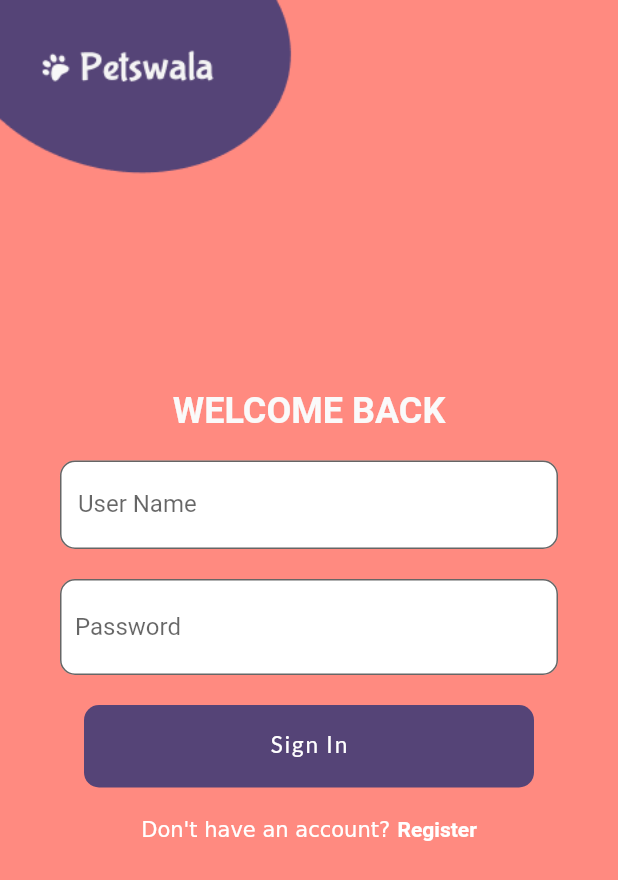
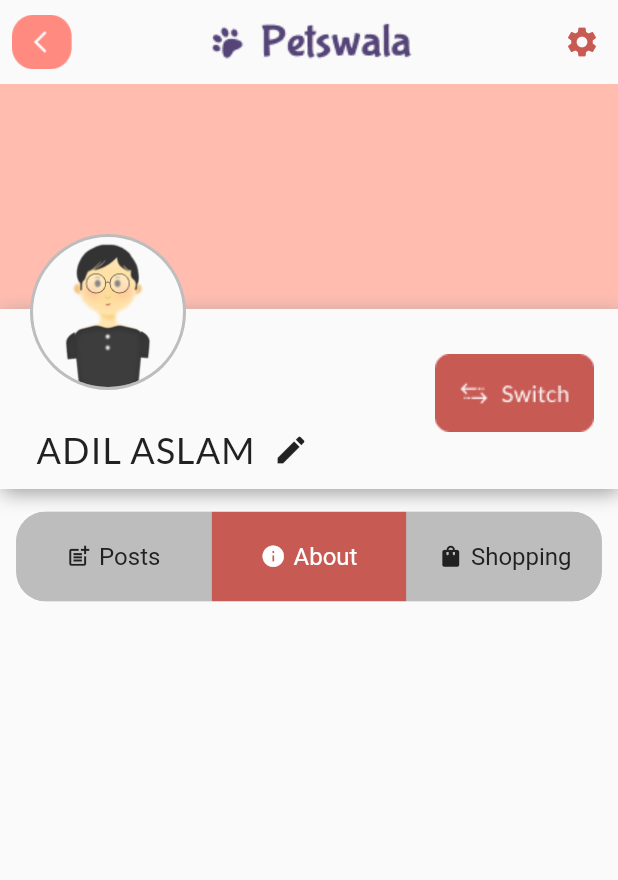
Before and after one commit to mohidyousaf/Petswala, a Flutter app: the screen it shows after launch, on a phone screen of 412 x 824 dp. Shown: the top 880 px of the screen. Run offline on Flutter 3.47's test engine with Material 2 defaults, Android fonts, the phone set to English and light mode, and no system bars; drawn by our look-alikes of toggle_switch; our stand-ins replace animated_splash_screen, bloc, dio, equatable, flutter_bloc, google_fonts and 2 more; missing offline and left inert: mongo_dart, sevr.

Commit message:
Profile UI developed

```diff
--- a/Petswala/lib/Authentication/addPet.dart
+++ b/Petswala/lib/Authentication/addPet.dart
@@ -2,6 +2,7 @@ import 'package:flutter/material.dart';
 import 'package:petswala/Authentication/addPet2.dart';
 import 'package:petswala/Widgets/button.dart';
 import 'package:petswala/homescreen_Casual.dart';
+import 'package:petswala/themes/colors.dart';
 
 class AddPet extends StatefulWidget {
   @override
@@ -77,7 +78,7 @@ Widget topbar(function) {
   return AppBar(
     leading:
         IconButton(icon: Image.asset('assets/back.png'), onPressed: function),
-    backgroundColor: Colors.white,
+    backgroundColor: AppColor.primary_light,
     title: Image.asset('assets/logo2.png', fit: BoxFit.cover),
     centerTitle: true,
     elevation: 0,
--- /dev/null
+++ b/Petswala/lib/CasualUser/screens/userProfile.dart
@@ -0,0 +1,138 @@
+import 'package:flutter/material.dart';
+import 'package:petswala/Authentication/addPet.dart';
+import 'package:petswala/themes/colors.dart';
+import 'package:petswala/themes/fonts.dart';
+import 'package:toggle_switch/toggle_switch.dart';
+
+class UserProfile extends StatefulWidget {
+  @override
+  _UserProfileState createState() => _UserProfileState();
+}
+
+class _UserProfileState extends State<UserProfile> {
+  double containerHeight = 150;
+  double avatarHeight = 100;
+
+  @override
+  Widget build(BuildContext context) {
+    double top = containerHeight - avatarHeight / 2;
+    return Scaffold(
+      appBar: _topbar(null),
+      body: Column(
+        children: [
+          _profile(top),
+          SizedBox(height: 135),
+          Container(
+            // width: MediaQuery.of(context).size.width,
+            child: ToggleSwitch(
+              minWidth: MediaQuery.of(context).size.width,
+              minHeight: 60.0,
+              fontSize: 16.0,
+              initialLabelIndex: 1,
+              activeBgColor: [AppColor.primary_dark],
+              activeFgColor: Colors.white,
+              inactiveBgColor: AppColor.gray_light,
+              inactiveFgColor: Colors.grey[900],
+              totalSwitches: 3,
+              cornerRadius: 20,
+              labels: ['Posts', 'About', 'Shopping'],
+              icons: [Icons.post_add, Icons.info, Icons.shopping_bag],
+              onToggle: (index) {
+                print('switched to: $index');
+              },
+            ),
+          )
+        ],
+      ),
+    );
+  }
+
+  Widget _profile(double top) {
+    return Stack(
+      alignment: Alignment.center,
+      clipBehavior: Clip.none,
+      children: [
+        Container(
+          height: containerHeight,
+          decoration: BoxDecoration(color: AppColor.primary_light),
+        ),
+        Positioned(
+          top: top + 50,
+          child: Container(
+            height: 120,
+            width: MediaQuery.of(context).size.width,
+            // color: AppColor.white,
+            decoration: BoxDecoration(color: AppColor.white, boxShadow: [
+              BoxShadow(
+                  color: Colors.grey, blurRadius: 10, offset: Offset(1, 3))
+            ]),
+          ),
+        ),
+        Positioned(
+          left: 20,
+          top: top,
+          child: Container(
+            child: CircleAvatar(
+              radius: avatarHeight / 2 + 2,
+              backgroundColor: AppColor.gray_light,
+              child: CircleAvatar(
+                backgroundImage: AssetImage('assets/User.png'),
+                backgroundColor: AppColor.white,
+                radius: avatarHeight / 2,
+              ),
+            ),
+            decoration: BoxDecoration(borderRadius: BorderRadius.circular(20)),
+          ),
+        ),
+        Positioned(
+            left: 24,
+            top: top + 120,
+            child: Container(
+                child: Row(
+              children: [
+                Text(
+                  "ADIL ASLAM",
+                  style: AppFont.h5(AppColor.black),
+                ),
+                IconButton(
+                    onPressed: () => {
+                          // edit name
+                        },
+                    icon: Icon(Icons.edit)),
+              ],
+            ))),
+        Positioned(
+          top: top + 80,
+          right: 16,
+          child: GestureDetector(
+            onTap: () {
+              // switch the profile
+            },
+            child: Container(
+              child: new Image.asset('assets/switch button.png'),
+            ),
+          ),
+        )
+      ],
+    );
+  }
+}
+
+Widget _topbar(function) {
+  return AppBar(
+    leading:
+        IconButton(icon: Image.asset('assets/back.png'), onPressed: function),
+    backgroundColor: AppColor.white,
+    title: Image.asset('assets/logo2.png', fit: BoxFit.cover),
+    actions: [
+      IconButton(
+          icon: Icon(
+            Icons.settings,
+            color: AppColor.primary_dark,
+          ),
+          onPressed: () => {})
+    ],
+    centerTitle: true,
+    elevation: 0,
+  );
+}
--- a/Petswala/lib/main.dart
+++ b/Petswala/lib/main.dart
@@ -7,6 +7,7 @@ import 'package:http/http.dart';
 import 'package:mongo_dart/mongo_dart.dart';
 import 'package:petswala/Authentication/addPet.dart';
 import 'package:petswala/Authentication/addPet2.dart';
+import 'package:petswala/CasualUser/screens/userProfile.dart';
 import 'package:petswala/bloc/pet_bloc.dart';
 import 'package:petswala/bloc/register_bloc.dart';
 import 'package:provider/provider.dart';
@@ -58,7 +59,7 @@ class MyApp extends StatelessWidget {
         debugShowCheckedModeBanner: false,
         routes: {
           // '/': (context) => UserMarketplace(),
-          '/': (context) => Login(),
+          '/': (context) => UserProfile(),
           // '/': (context) => Boarding(),
           '/name': (context) => Name(),
           '/home': (context) => HomeScreen(),
```
Also changed, not shown: Petswala/assets/switch button.png (added).
